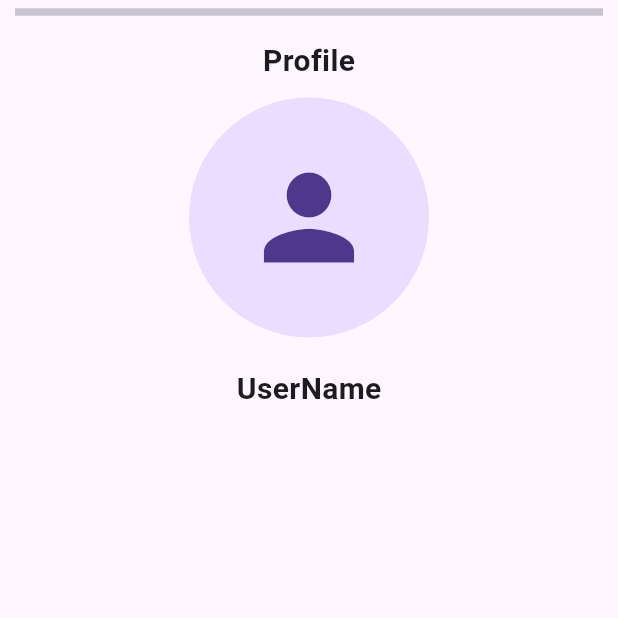
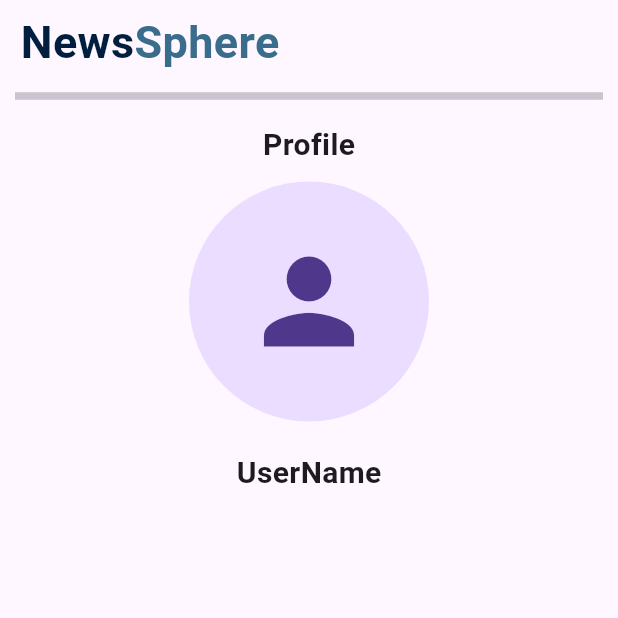
Before and after one commit to AparnaSallabhan/news_application_sep27, a Flutter app: the ProfiileScreen screen opened directly, on a phone screen of 412 x 824 dp, the top half of it. Run offline on Flutter 3.47's test engine with Material 3 defaults, Android fonts, the phone set to English and light mode, and no system bars; our stand-ins replace cached_network_image, carousel_slider, hive_flutter, lottie; accounts and stored records are empty; network calls fail.

Commit message:
screens updated

```diff
--- a/lib/view/profile_screen/profiile_screen.dart
+++ b/lib/view/profile_screen/profiile_screen.dart
@@ -1,6 +1,7 @@
 // ignore_for_file: prefer_const_literals_to_create_immutables, prefer_const_constructors
 
 import 'package:flutter/material.dart';
+import 'package:news_application_sep27/view/widgets/application_logo.dart';
 
 class ProfiileScreen extends StatefulWidget {
   const ProfiileScreen({super.key});
@@ -12,7 +13,16 @@ class ProfiileScreen extends StatefulWidget {
 class _ProfiileScreenState extends State<ProfiileScreen> {
   @override
   Widget build(BuildContext context) {
-    return Column(
+    return Scaffold(
+ appBar: AppBar(
+        backgroundColor: Colors.white,
+        forceMaterialTransparency: true,
+        leading: ApplicationLogo(
+          smallSize: true,
+        ),
+        leadingWidth: 200,
+      ),
+      body: Column(
         children: [
           Divider(
             thickness: 5,
@@ -43,6 +53,7 @@ class _ProfiileScreenState extends State<ProfiileScreen> {
           SizedBox(height: 10,),
 
         ],
+      ),
     );
   }
 }
```
Also changed, not shown: lib/controller/book_mark_screen_controller.dart (+9 -1 lines), lib/view/book_mark_screen/book_mark_screen.dart (+10 -1 lines), lib/view/bottom_navigation_bar_screen/bottom_navigation_bar_screen.dart (+8 -8 lines), lib/view/home_screen/home_screen.dart (+18 -2 lines), lib/view/search_screen/search_screen.dart (+9 -1 lines), lib/view/trending_screen/trending_screen.dart (+6 -4 lines). Lines whose indentation alone changed are shown as unchanged.
